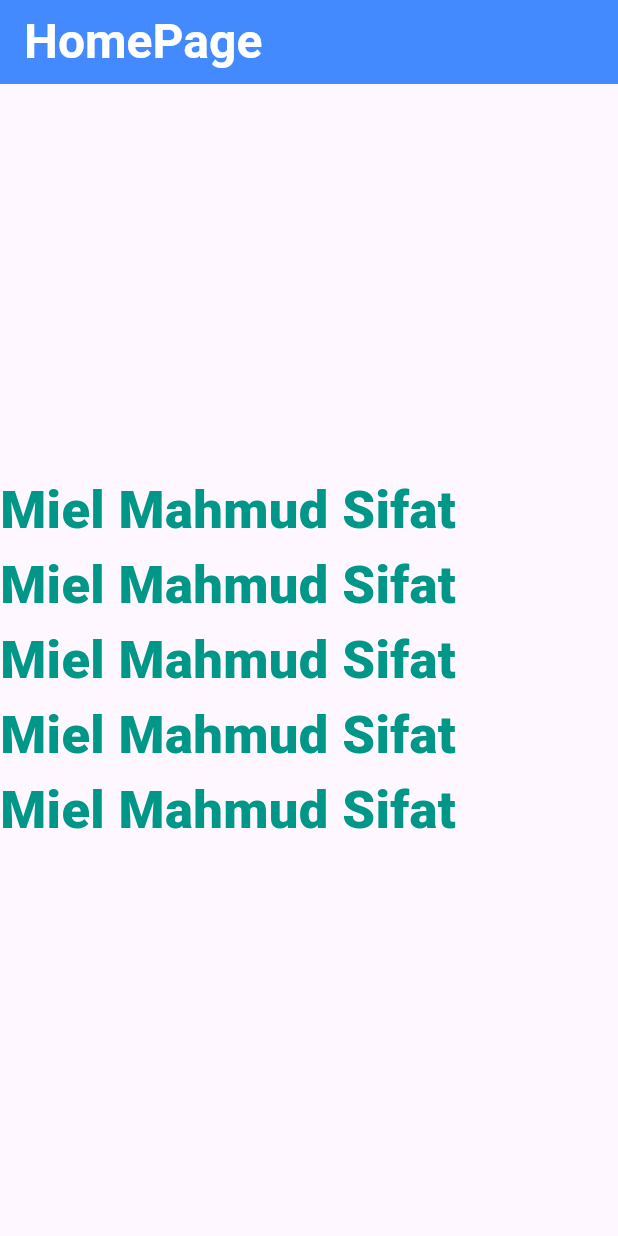
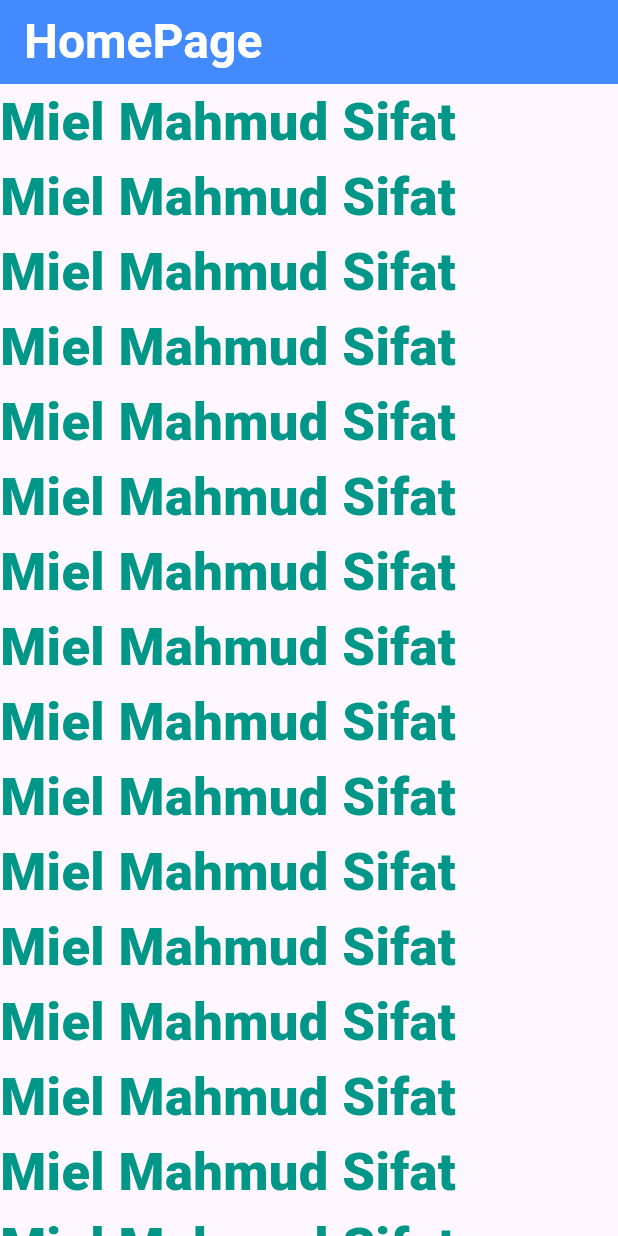
Before and after one commit to miel2793/flutter_practice_batch_10, a Flutter app: the screen it shows after launch, on a phone screen of 412 x 824 dp. Run offline on Flutter 3.47's test engine with Material 3 defaults, Android fonts, the phone set to English and light mode, and no system bars.

Commit message:
update  main

```diff
--- a/lib/main.dart
+++ b/lib/main.dart
@@ -73,6 +73,92 @@ class Home extends StatelessWidget {
                   fontWeight: FontWeight.w900,
                   color: Colors.teal),
             ),
+            Text(
+              "Miel Mahmud Sifat",
+              style: TextStyle(
+                  fontSize: 35,
+                  fontWeight: FontWeight.w900,
+                  color: Colors.teal),
+            ),
+            Text(
+              "Miel Mahmud Sifat",
+              style: TextStyle(
+                  fontSize: 35,
+                  fontWeight: FontWeight.w900,
+                  color: Colors.teal),
+            ),Text(
+              "Miel Mahmud Sifat",
+              style: TextStyle(
+                  fontSize: 35,
+                  fontWeight: FontWeight.w900,
+                  color: Colors.teal),
+            ),Text(
+              "Miel Mahmud Sifat",
+              style: TextStyle(
+                  fontSize: 35,
+                  fontWeight: FontWeight.w900,
+                  color: Colors.teal),
+            ),Text(
+              "Miel Mahmud Sifat",
+              style: TextStyle(
+                  fontSize: 35,
+                  fontWeight: FontWeight.w900,
+                  color: Colors.teal),
+            ),Text(
+              "Miel Mahmud Sifat",
+              style: TextStyle(
+                  fontSize: 35,
+                  fontWeight: FontWeight.w900,
+                  color: Colors.teal),
+            ),Text(
+              "Miel Mahmud Sifat",
+              style: TextStyle(
+                  fontSize: 35,
+                  fontWeight: FontWeight.w900,
+                  color: Colors.teal),
+            ),Text(
+              "Miel Mahmud Sifat",
+              style: TextStyle(
+                  fontSize: 35,
+                  fontWeight: FontWeight.w900,
+                  color: Colors.teal),
+            ),Text(
+              "Miel Mahmud Sifat",
+              style: TextStyle(
+                  fontSize: 35,
+                  fontWeight: FontWeight.w900,
+                  color: Colors.teal),
+            ),Text(
+              "Miel Mahmud Sifat",
+              style: TextStyle(
+                  fontSize: 35,
+                  fontWeight: FontWeight.w900,
+                  color: Colors.teal),
+            ),Text(
+              "Miel Mahmud Sifat",
+              style: TextStyle(
+                  fontSize: 35,
+                  fontWeight: FontWeight.w900,
+                  color: Colors.teal),
+            ),Text(
+              "Miel Mahmud Sifat",
+              style: TextStyle(
+                  fontSize: 35,
+                  fontWeight: FontWeight.w900,
+                  color: Colors.teal),
+            ),Text(
+              "Miel Mahmud Sifat",
+              style: TextStyle(
+                  fontSize: 35,
+                  fontWeight: FontWeight.w900,
+                  color: Colors.teal),
+            ),Text(
+              "Miel Mahmud Sifat",
+              style: TextStyle(
+                  fontSize: 35,
+                  fontWeight: FontWeight.w900,
+                  color: Colors.teal),
+            ),
 
 
 
```
